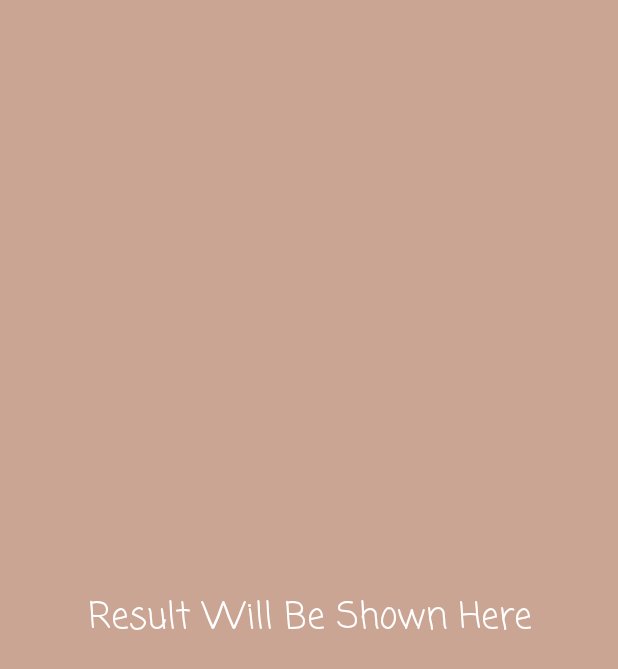
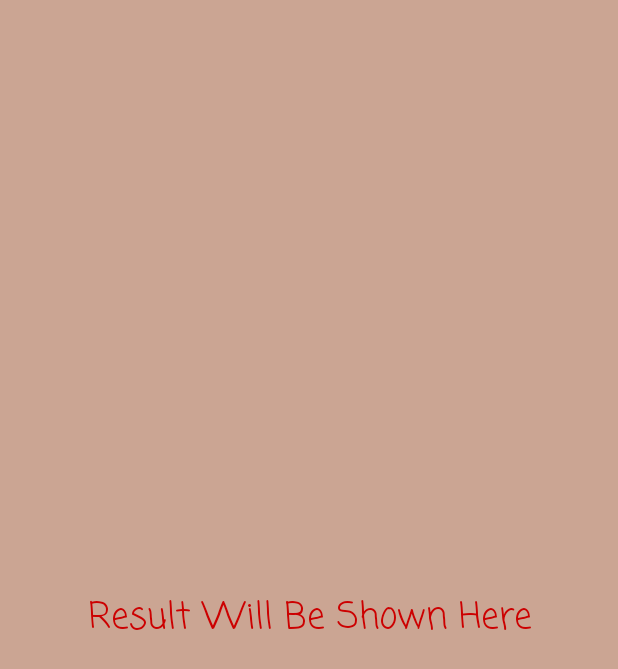
Before and after one commit to wadaln3ma/QuizzApp, an Android app: the layout activity_result.xml on its own in the app's theme, with its tools: preview values and no code run, on a phone screen of 412 x 824 dp. Shown: the top 669 px of the screen. Run offline under Robolectric (Android 15) with nearby library versions, the phone set to English and light mode, and no system bars.

Commit message:
added alert dialogue , changed the result message font color ..

```diff
--- a/app/src/main/java/com/android/quizzapp/Results.java
+++ b/app/src/main/java/com/android/quizzapp/Results.java
@@ -1,7 +1,7 @@
 package com.android.quizzapp;
 
 
-public class Results {
+public class Results implements IResult {
     public String message;
 
     public void showResult(int correct, int wrong, int total) {
@@ -51,4 +51,7 @@ public class Results {
         }
     }
 
+    public  String getMessage() {
+        return message;
+    }
 }
--- a/app/src/main/res/layout/activity_main.xml
+++ b/app/src/main/res/layout/activity_main.xml
@@ -532,7 +532,7 @@
             android:id="@+id/submit_button"
             android:layout_width="match_parent"
             android:layout_height="wrap_content"
-            android:backgroundTint="@color/button"
+            android:backgroundTint="@color/red"
             android:text="@string/submitButton"
             android:onClick="showResults"/>
 
--- a/app/src/main/res/layout/activity_result.xml
+++ b/app/src/main/res/layout/activity_result.xml
@@ -14,7 +14,7 @@
         android:fontFamily="casual"
         android:gravity="center"
         android:text="Result Will Be Shown Here"
-        android:textColor="@android:color/background_light"
+        android:textColor="@android:color/holo_red_dark"
         android:textSize="@dimen/results" />
 
 </LinearLayout>
--- a/app/src/main/res/values/colors.xml
+++ b/app/src/main/res/values/colors.xml
@@ -4,5 +4,5 @@
     <color name="colorPrimaryDark">#303F9F</color>
     <color name="colorAccent">#FF4081</color>
     <color name="background">#9eaf7154</color>
-    <color name="button">#ff0000</color>
+    <color name="red">#ff0000</color>
 </resources>
--- a/app/src/main/res/values/styles.xml
+++ b/app/src/main/res/values/styles.xml
@@ -4,7 +4,7 @@
     <style name="AppTheme" parent="Theme.AppCompat.Light.NoActionBar">
         <!-- Customize your theme here. -->
         <item name="colorPrimary">@color/colorPrimary</item>
-        <item name="colorPrimaryDark">@color/button</item>
+        <item name="colorPrimaryDark">@color/red</item>
         <item name="colorAccent">@color/colorAccent</item>
     </style>
 
```
Also changed, not shown: app/src/main/java/com/android/quizzapp/IResult.java (added, +8 -0 lines), app/src/main/java/com/android/quizzapp/MainActivity.java (+31 -9 lines), app/src/main/java/com/android/quizzapp/ResultActivity.java (+4 -7 lines).
